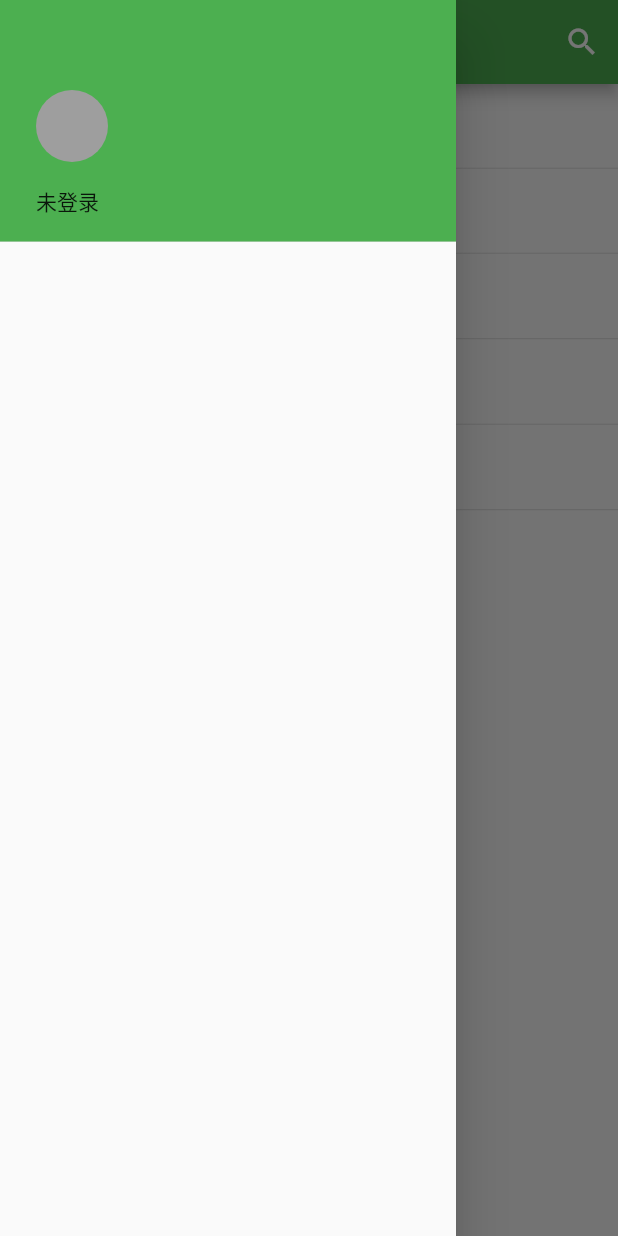
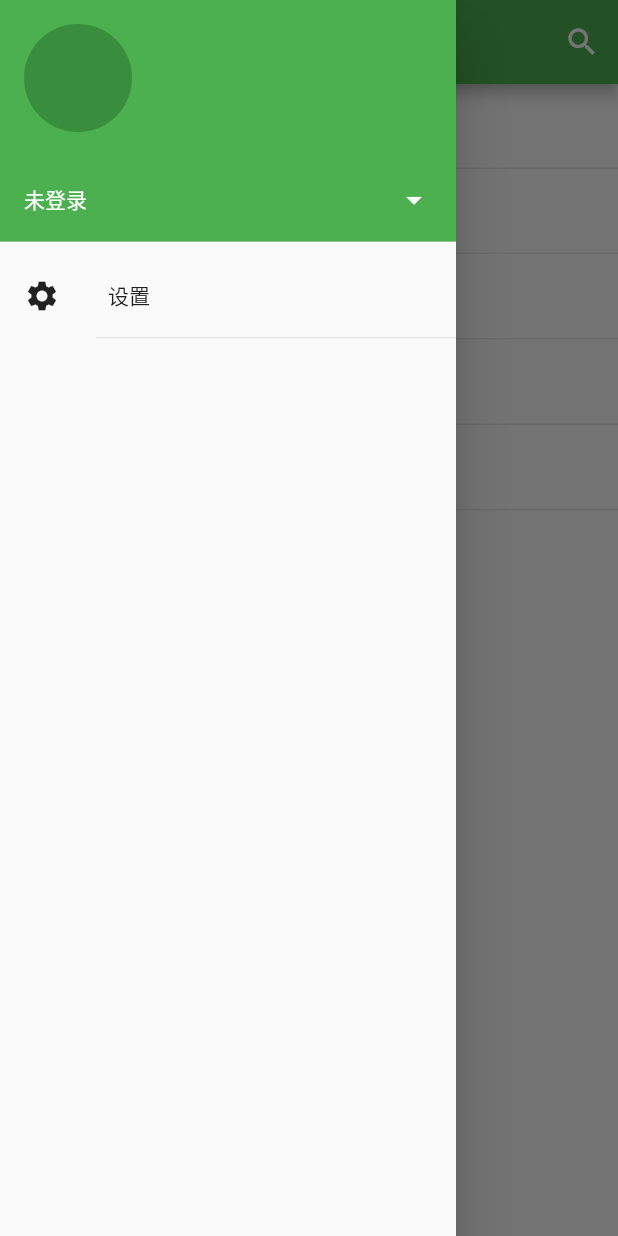
Before and after one commit to boyan01/flutter-netease-music, a Flutter app: the screen it shows after launch, with the side drawer open, on a phone screen of 412 x 824 dp. Run offline on Flutter 3.47's test engine with Material 2 defaults, Android fonts, the phone set to English and light mode, and no system bars; our stand-ins replace cached_network_image, cookie_jar, dio, shared_preferences, video_player; statements that could not run were skipped.

Commit message:
improve nav menu

```diff
--- a/lib/pages/page_main.dart
+++ b/lib/pages/page_main.dart
@@ -2,6 +2,7 @@ import 'package:flutter/material.dart';
 import 'package:quiet/pages/page_main_cloud.dart';
 import 'package:quiet/pages/page_main_playlist.dart';
 import 'package:quiet/part/part.dart';
+import 'package:cached_network_image/cached_network_image.dart';
 
 class MainPage extends StatefulWidget {
   @override
@@ -43,8 +44,33 @@ class _MainPageState extends State<MainPage>
     return Quiet(
       child: LoginStateWidget(Scaffold(
         drawer: Drawer(
-          child: ListView(
-            children: <Widget>[MyDrawerHeader()],
+          child: Column(
+            children: <Widget>[
+              MyDrawerHeader(),
+              MediaQuery.removePadding(
+                  context: context,
+                  removeTop: true,
+                  child: Expanded(
+                    child: ListView(
+                      children: <Widget>[
+                        ListTile(
+                          leading: Icon(Icons.settings,
+                              color: Theme.of(context).iconTheme.color),
+                          title: Text(
+                            "设置",
+                          ),
+                          onTap: () {
+                            //TODO to setting
+                          },
+                        ),
+                        Divider(
+                          height: 0.5,
+                          indent: 64,
+                        )
+                      ],
+                    ),
+                  ))
+            ],
           ),
         ),
         appBar: AppBar(
@@ -80,50 +106,25 @@ class _MainPageState extends State<MainPage>
 class MyDrawerHeader extends StatelessWidget {
   @override
   Widget build(BuildContext context) {
-    return Builder(builder: (context) {
-      var state = LoginState.of(context);
-      if (state.isLogin) {
-        Map<String, Object> profile = state.user["profile"];
-        return _createHeader(
-            context, Image.network(profile["avatarUrl"]), profile["nickname"]);
-      } else {
-        return _createHeader(
-            context,
-            Container(
-              color: Colors.grey,
-            ),
-            "未登录");
-      }
-    });
-  }
+    Widget name;
+    ImageProvider avatar;
+    if (LoginState.of(context).isLogin) {
+      Map profile = LoginState.of(context).user["profile"];
+      name = Text(profile["nickname"]);
+      avatar = CachedNetworkImageProvider(profile["avatarUrl"]);
+    } else {
+      name = const Text("未登录");
+    }
 
-  Widget _createHeader(BuildContext context, Widget avatar, String username) {
-    return DrawerHeader(
-        decoration: BoxDecoration(color: Theme.of(context).primaryColor),
-        child: Column(
-          children: <Widget>[
-            Spacer(),
-            Row(
-              children: <Widget>[
-                Padding(
-                  padding: EdgeInsets.all(8),
-                  child: SizedBox(
-                    height: 48,
-                    width: 48,
-                    child: ClipOval(
-                      child: avatar,
-                    ),
-                  ),
-                )
-              ],
-            ),
-            Padding(
-              padding: EdgeInsets.all(8),
-              child: Row(
-                children: [Text(username)],
-              ),
-            )
-          ],
-        ));
+    return UserAccountsDrawerHeader(
+      currentAccountPicture: CircleAvatar(
+        backgroundImage: avatar,
+      ),
+      accountName: name,
+      accountEmail: null,
+      onDetailsPressed: () {
+        debugPrint("onDetailsPressed");
+      },
+    );
   }
 }
```
